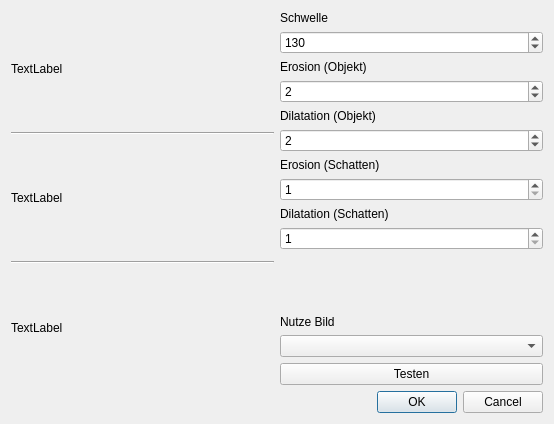
Above: BIT_Shadows/sebgdialog.ui from annsimon/bit_shadows before the change. Below: the same form after it.
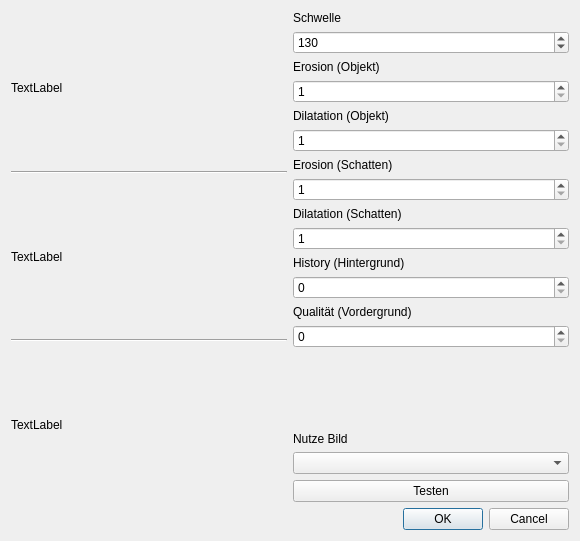
That is the form after the change.

The edit to the form file:
```diff
--- a/BIT_Shadows/sebgdialog.ui
+++ b/BIT_Shadows/sebgdialog.ui
@@ -6,8 +6,8 @@
    <rect>
     <x>0</x>
     <y>0</y>
-    <width>554</width>
-    <height>424</height>
+    <width>580</width>
+    <height>541</height>
    </rect>
   </property>
   <property name="windowTitle">
@@ -93,10 +93,10 @@
           <number>1</number>
          </property>
          <property name="maximum">
-          <number>5</number>
+          <number>10</number>
          </property>
          <property name="value">
-          <number>2</number>
+          <number>1</number>
          </property>
         </widget>
        </item>
@@ -113,10 +113,10 @@
           <number>1</number>
          </property>
          <property name="maximum">
-          <number>5</number>
+          <number>10</number>
          </property>
          <property name="value">
-          <number>2</number>
+          <number>1</number>
          </property>
         </widget>
        </item>
@@ -133,7 +133,7 @@
           <number>1</number>
          </property>
          <property name="maximum">
-          <number>5</number>
+          <number>10</number>
          </property>
          <property name="value">
           <number>1</number>
@@ -153,13 +153,33 @@
           <number>1</number>
          </property>
          <property name="maximum">
-          <number>5</number>
+          <number>10</number>
          </property>
          <property name="value">
           <number>1</number>
          </property>
         </widget>
        </item>
+       <item>
+        <widget class="QLabel" name="label_6">
+         <property name="text">
+          <string>History (Hintergrund)</string>
+         </property>
+        </widget>
+       </item>
+       <item>
+        <widget class="QSpinBox" name="spinBoxHistory"/>
+       </item>
+       <item>
+        <widget class="QLabel" name="label_7">
+         <property name="text">
+          <string>Qualität (Vordergrund)</string>
+         </property>
+        </widget>
+       </item>
+       <item>
+        <widget class="QSpinBox" name="spinBoxQuality"/>
+       </item>
        <item>
         <spacer name="verticalSpacer">
          <property name="orientation">
@@ -174,7 +194,7 @@
         </spacer>
        </item>
        <item>
-        <widget class="QLabel" name="label_7">
+        <widget class="QLabel" name="label_8">
          <property name="text">
           <string>Nutze Bild</string>
          </property>
```
